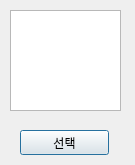
IOT-summer-rent-car/rent_car, file change_vip.ui: the form before one commit.
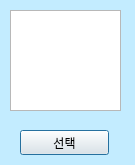
The form after the commit. Icons and pictures are not drawn.

The edit to the form file:
```diff
--- a/change_vip.ui
+++ b/change_vip.ui
@@ -48,6 +48,25 @@
     <string>선택</string>
    </property>
   </widget>
+  <widget class="QLabel" name="label">
+   <property name="geometry">
+    <rect>
+     <x>0</x>
+     <y>0</y>
+     <width>141</width>
+     <height>171</height>
+    </rect>
+   </property>
+   <property name="styleSheet">
+    <string notr="true">background-color: rgb(195, 236, 255);</string>
+   </property>
+   <property name="text">
+    <string/>
+   </property>
+  </widget>
+  <zorder>label</zorder>
+  <zorder>list</zorder>
+  <zorder>choice</zorder>
  </widget>
  <resources/>
  <connections/>
```
Left out of the diff: 8 changed lines with no effect on the pictures.
